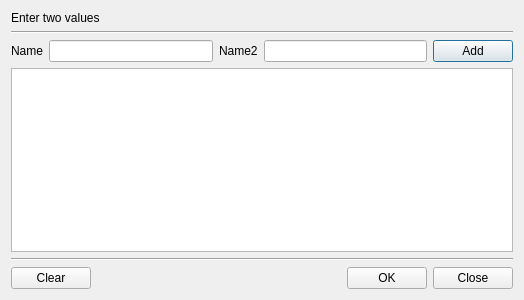
Above: BerEditor/two_list_dlg.ui from jykim74/BerEditor before the change. Below: the same form after it.
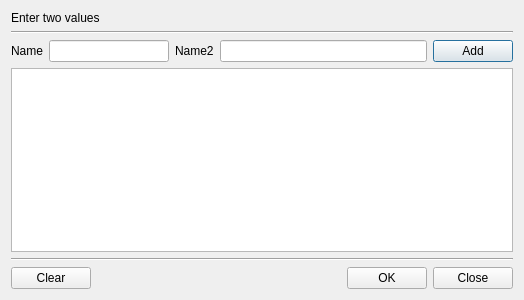
That is the form after the change.

Patch:
```diff
--- a/BerEditor/two_list_dlg.ui
+++ b/BerEditor/two_list_dlg.ui
@@ -38,7 +38,14 @@
       </widget>
      </item>
      <item row="0" column="1">
-      <widget class="QLineEdit" name="mNameText"/>
+      <widget class="QLineEdit" name="mNameText">
+       <property name="maximumSize">
+        <size>
+         <width>120</width>
+         <height>16777215</height>
+        </size>
+       </property>
+      </widget>
      </item>
      <item row="0" column="2">
       <widget class="QLabel" name="mName2Label">
```
